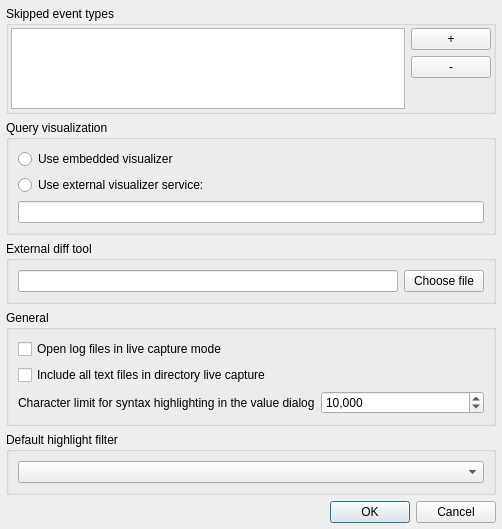
The window that src/optionsdlg.ui (tableau/tableau-log-viewer) describes before a commit, drawn with Qt 5.
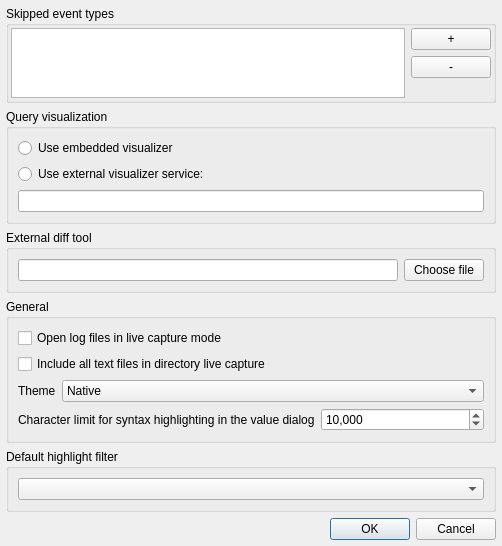
The same window after the commit.

Commit message: Added Themes and the ability to switch them on the fly and save/load them in the settings

Patch:
```diff
--- a/src/optionsdlg.ui
+++ b/src/optionsdlg.ui
@@ -199,6 +199,41 @@
           </property>
          </widget>
         </item>
+        <item>
+         <layout class="QFormLayout" name="themeFormLayout">
+          <item row="0" column="0">
+           <widget class="QLabel" name="themeLabel">
+            <property name="text">
+             <string>Theme</string>
+            </property>
+           </widget>
+          </item>
+          <item row="0" column="1">
+           <widget class="QComboBox" name="themeComboBox">
+            <item>
+             <property name="text">
+              <string>Native</string>
+             </property>
+            </item>
+            <item>
+             <property name="text">
+              <string>Dark Fusion</string>
+             </property>
+            </item>
+            <item>
+             <property name="text">
+              <string>Solarized Light</string>
+             </property>
+            </item>
+            <item>
+             <property name="text">
+              <string>Solarized Dark</string>
+             </property>
+            </item>
+           </widget>
+          </item>
+         </layout>
+        </item>
         <item>
          <layout class="QFormLayout" name="formLayout">
           <item row="0" column="0">
```
The commit also changes 13 other files.
